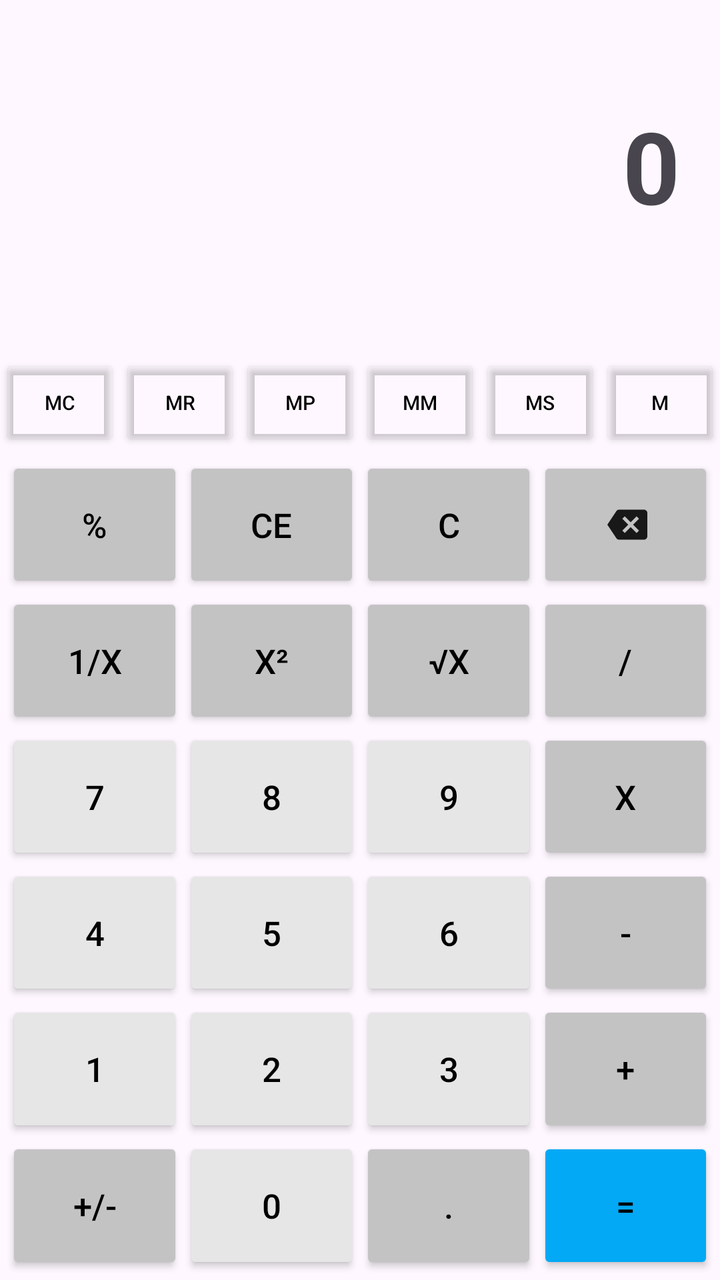
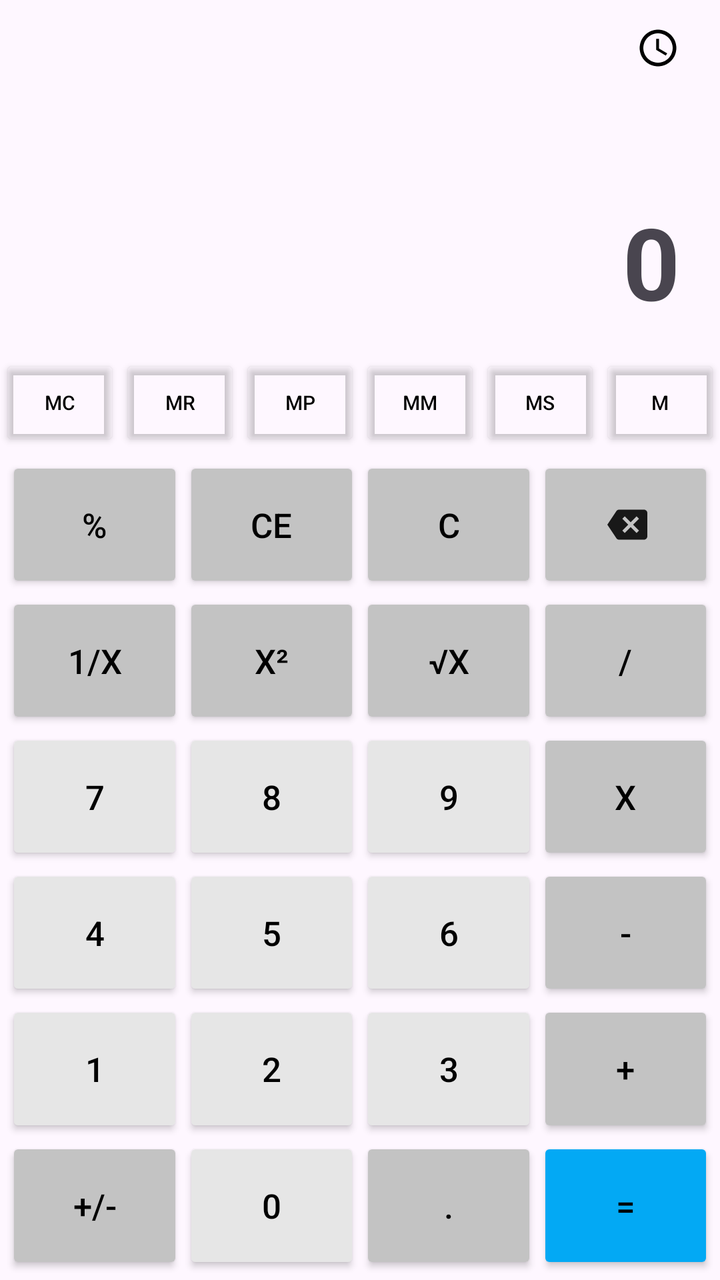

The first picture is an Android layout as it rendered before a commit; the second is the same layout after the commit. The layout source and the unified diff follow.
<!-- AndroidManifest.xml: application theme Theme.MoblieEmbedeed_Mid -->
<!-- res/layout/calculator.xml -->
<?xml version="1.0" encoding="utf-8"?>
<LinearLayout xmlns:android="http://schemas.android.com/apk/res/android"
    xmlns:app="http://schemas.android.com/apk/res-auto"
    xmlns:tools="http://schemas.android.com/tools"
    android:id="@+id/main"
    android:orientation="vertical"
    android:layout_width="match_parent"
    android:layout_height="match_parent">
    <LinearLayout
        android:layout_width="match_parent"
        android:layout_height="0dp"
        android:layout_weight="3"
        android:orientation="vertical">
        <View
            android:layout_width="match_parent"
            android:layout_height="0dp"/>












        <TextView
            android:layout_width="match_parent"
            android:layout_height="wrap_content"
            android:textSize="18sp"
            android:layout_marginTop="25dp"
            android:paddingRight="20dp"
            android:gravity="end"
            android:textColor="#D0D0D0"
            android:id="@+id/valueCalc"/>
        <TextView
            android:layout_width="match_parent"
            android:layout_height="wrap_content"
            android:textSize="50sp"
            android:textStyle="bold"
            android:text="0"
            android:paddingRight="20dp"
            android:gravity="end"
            android:id="@+id/valueView"/>
        <TextView
            android:layout_width="match_parent"
            android:layout_height="wrap_content"
            android:textSize="10sp"
            android:paddingRight="20dp"
            android:gravity="end"
            android:id="@+id/memtext"/>

    </LinearLayout>

    <LinearLayout
        android:layout_width="match_parent"
        android:layout_height="wrap_content"
        android:orientation="horizontal">
        <Button android:id="@+id/calcMC" android:text="MC" style="@style/btn_NnumM"/>
        <Button android:id="@+id/calcMR" android:text="MR" style="@style/btn_NnumM"/>
        <Button android:id="@+id/calcMP" android:text="MP" android:tag="+" style="@style/btn_NnumM"/>
        <Button android:id="@+id/calcMM" android:text="MM" android:tag="-" style="@style/btn_NnumM"/>
        <Button android:id="@+id/calcMS" android:text="MS" style="@style/btn_NnumM"/>
        <Button android:id="@+id/calcMMore" android:text="M" style="@style/btn_NnumM"/>
    </LinearLayout>

    <GridLayout
        android:layout_width="match_parent"
        android:layout_height="0dp"
        android:layout_weight="7"
        android:padding="3dp"
        android:rowCount="6"
        android:columnCount="4">

        <Button
            android:id="@+id/calcL"
            android:text="%"
            android:tag="%"
            style="@style/btn_Nnum"/>
        <Button
            android:id="@+id/calcCE"
            android:text="CE"
            style="@style/btn_Nnum"/>
        <Button
            android:id="@+id/calcC"
            android:text="C"
            style="@style/btn_Nnum"/>
        <com.google.android.material.button.MaterialButton
            android:gravity="center"
            android:id="@+id/calcB"
            app:icon="@drawable/baseline_backspace_48"
            app:iconPadding="-2dp"
            app:iconTint="#E0000000"
            app:iconSize="20dp"
            app:iconGravity="textStart"
            android:textColor="@color/black"
            style="@style/btn_Nnum"/>


        <Button
            android:id="@+id/calc1px"
            android:text="1/x"
            android:tag="1/"
            style="@style/btn_Nnum"/>
        <Button
            android:id="@+id/calcX2"
            android:text="x²"
            android:tag="sqr"
            style="@style/btn_Nnum"/>
        <Button
            android:id="@+id/calcRoot"
            android:text="√x"
            android:tag="√"
            style="@style/btn_Nnum"/>
        <Button
            android:id="@+id/calcD"
            android:text="/"
            android:tag="/"
            style="@style/btn_Nnum"/>


        <Button android:id="@+id/calc7" android:text="7" android:tag="7" style="@style/btn_num"/>
        <Button android:id="@+id/calc8" android:text="8" android:tag="8" style="@style/btn_num"/>
        <Button android:id="@+id/calc9" android:text="9" android:tag="9" style="@style/btn_num"/>

        <Button
            android:id="@+id/calcX"
            android:text="X"
            android:tag="x"
            style="@style/btn_Nnum"/>

        <Button android:id="@+id/calc4" android:text="4" android:tag="4" style="@style/btn_num"/>
        <Button android:id="@+id/calc5" android:text="5" android:tag="5" style="@style/btn_num"/>
        <Button android:id="@+id/calc6" android:text="6" android:tag="6" style="@style/btn_num"/>

        <Button
            android:id="@+id/calcM"
            android:text="-"
            android:tag="-"
            style="@style/btn_Nnum"/>

        <Button android:id="@+id/calc1" android:text="1" android:tag="1" style="@style/btn_num"/>
        <Button android:id="@+id/calc2" android:text="2" android:tag="2" style="@style/btn_num"/>
        <Button android:id="@+id/calc3" android:text="3" android:tag="3" style="@style/btn_num"/>

        <Button
            android:id="@+id/calcP"
            android:text="+"
            android:tag="+"
            style="@style/btn_Nnum"/>
        <Button
            android:id="@+id/calcPM"
            android:text="+/-"
            style="@style/btn_Nnum"/>

        <Button android:id="@+id/calc0" android:text="0" android:tag="0" style="@style/btn_num"/>

        <Button
            android:id="@+id/calcDot"
            android:text="."
            style="@style/btn_Nnum"/>
        <Button
            android:id="@+id/calcE"
            android:text="="
            style="@style/btn_NnumE"/>

    </GridLayout>
</LinearLayout>
<!-- resources referenced by this layout -->
<resources>
  <color name="black">#FF000000</color>
  <!-- drawable baseline_backspace_48 (drawable) -->
  <vector xmlns:android="http://schemas.android.com/apk/res/android" android:autoMirrored="true" android:height="48dp" android:tint="#000000" android:viewportHeight="24" android:viewportWidth="24" android:width="48dp">
        
      <path android:fillColor="@android:color/black" android:pathData="M22,3L7,3c-0.69,0 -1.23,0.35 -1.59,0.88L0,12l5.41,8.11c0.36,0.53 0.9,0.89 1.59,0.89h15c1.1,0 2,-0.9 2,-2L24,5c0,-1.1 -0.9,-2 -2,-2zM19,15.59L17.59,17 14,13.41 10.41,17 9,15.59 12.59,12 9,8.41 10.41,7 14,10.59 17.59,7 19,8.41 15.41,12 19,15.59z"/>
      
  </vector>
  <style name="btn_Nnum" parent="btn_grid">
          <item name="backgroundTint">#C3C3C3</item>
      </style>
  <style name="btn_NnumE" parent="btn_grid">
          <item name="backgroundTint">#03A9F4</item>
      </style>
  <style name="btn_NnumM" parent="btn_base">
          <item name="android:layout_width">0dp</item>
          <item name="android:layout_height">match_parent</item>
          <item name="android:layout_weight">1</item>
          <item name="android:layout_margin">0dp</item>
          <item name="android:textSize">10sp</item>
          <item name="backgroundTint">#00FFFFFF</item>
      </style>
  <style name="btn_num" parent="btn_grid">
          <item name="backgroundTint">#E6E6E6</item>
      </style>
  <style name="Theme.MoblieEmbedeed_Mid" parent="Base.Theme.MoblieEmbedeed_Mid" />
  <style name="btn_grid" parent="btn_base">
          <item name="android:layout_rowWeight">1</item>
          <item name="android:layout_columnWeight">1</item>
      </style>
  <style name="btn_base" parent="Widget.AppCompat.Button">
          <item name="android:textSize">17sp</item>
          <item name="android:layout_margin">0dp</item>
          <item name="android:textColor">@color/black</item>
      </style>
  <style name="Base.Theme.MoblieEmbedeed_Mid" parent="Theme.Material3.DayNight.NoActionBar">
          
          
      </style>
</resources>

<!-- the commit's change to res/layout/calculator.xml (unified diff, before → after) -->
@@ -14,18 +14,18 @@
         <View
             android:layout_width="match_parent"
             android:layout_height="0dp"/>
-
-
-
-
-
-
-
-
-
-
-
-
+        <com.google.android.material.button.MaterialButton
+            android:layout_width="24dp"
+            android:layout_height="wrap_content"
+            android:layout_marginRight="20dp"
+            android:padding="0dp"
+            android:backgroundTint="#00000000"
+            android:layout_gravity="end"
+            app:icon="@drawable/baseline_access_time_48"
+            app:iconSize="22dp"
+            app:iconGravity="end"
+            app:iconTint="@color/black"
+            android:id="@+id/btnHistory"/>
         <TextView
             android:layout_width="match_parent"
             android:layout_height="wrap_content"
<!-- resource entries referenced after the edit -->
@@ -1,6 +1,14 @@
 <!-- resources referenced by this layout -->
 <resources>
   <color name="black">#FF000000</color>
+  <!-- drawable baseline_access_time_48 (drawable) -->
+  <vector xmlns:android="http://schemas.android.com/apk/res/android" android:height="48dp" android:tint="#000000" android:viewportHeight="24" android:viewportWidth="24" android:width="48dp">
+        
+      <path android:fillColor="@android:color/black" android:pathData="M11.99,2C6.47,2 2,6.48 2,12s4.47,10 9.99,10C17.52,22 22,17.52 22,12S17.52,2 11.99,2zM12,20c-4.42,0 -8,-3.58 -8,-8s3.58,-8 8,-8 8,3.58 8,8 -3.58,8 -8,8z"/>
+        
+      <path android:fillColor="@android:color/black" android:pathData="M12.5,7H11v6l5.25,3.15 0.75,-1.23 -4.5,-2.67z"/>
+      
+  </vector>
   <!-- drawable baseline_backspace_48 (drawable) -->
   <vector xmlns:android="http://schemas.android.com/apk/res/android" android:autoMirrored="true" android:height="48dp" android:tint="#000000" android:viewportHeight="24" android:viewportWidth="24" android:width="48dp">
         
